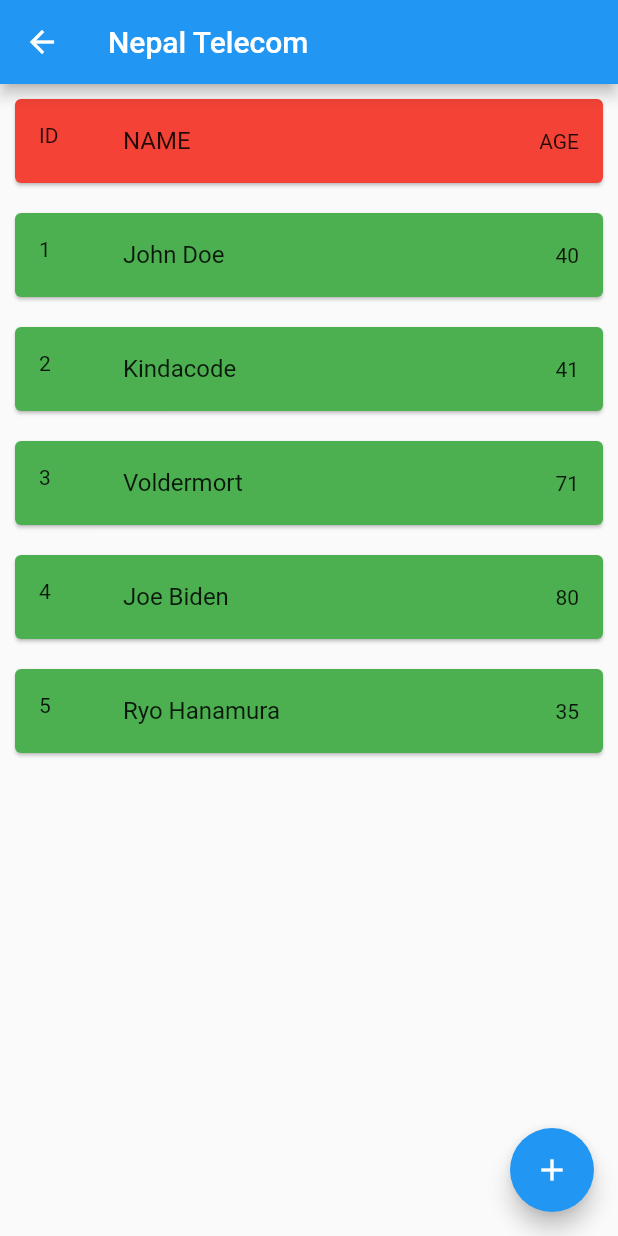
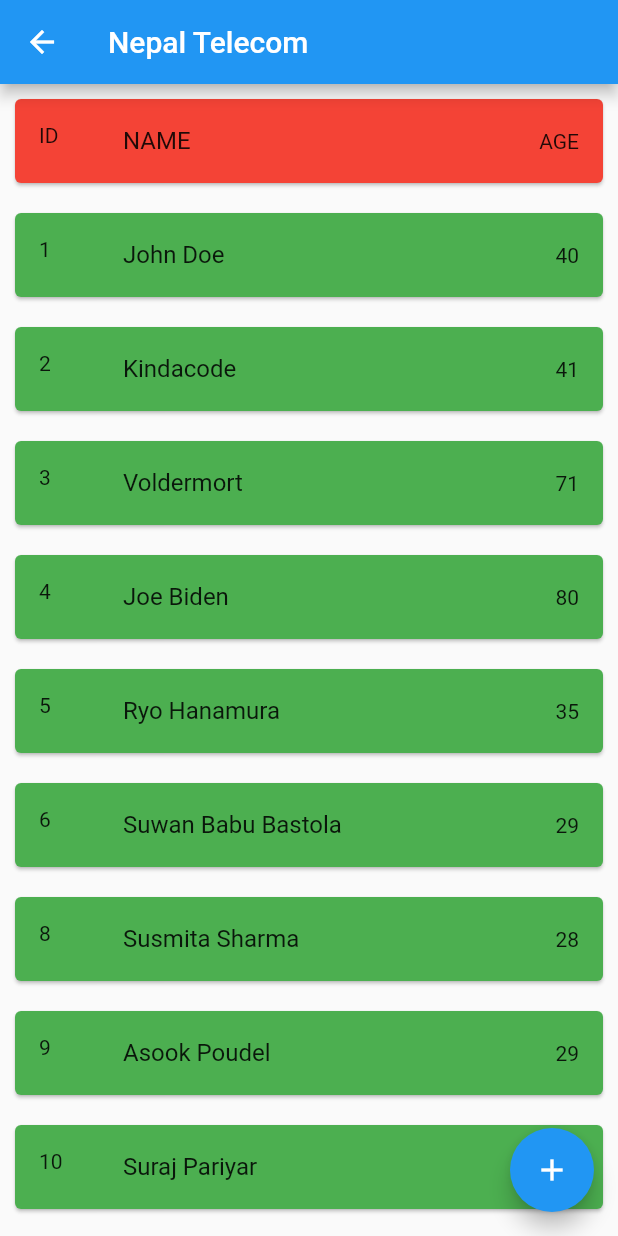
Before and after one commit to susmita-sharma/firebase_database_futter, a Flutter app: the CsvLoadPage screen opened by its route, after a tap on the "add" icon, on a phone screen of 412 x 824 dp. Run offline on Flutter 3.47's test engine with Material 2 defaults, Android fonts, the phone set to English and light mode, and no system bars; our stand-ins replace cloud_firestore, csv, firebase_auth, firebase_core, modal_progress_hud_nsn; accounts and stored records are empty.

Commit message:
Scroable List in vertical direction.

```diff
--- a/assets/test.csv
+++ b/assets/test.csv
@@ -4,3 +4,7 @@
 3,Voldermort,71
 4,Joe Biden,80
 5,Ryo Hanamura,35
+6,Suwan Babu Bastola, 29
+8,Susmita Sharma, 28
+9,Asook Poudel, 29
+10,Suraj Pariyar,30
--- a/lib/csvfileLoad.dart
+++ b/lib/csvfileLoad.dart
@@ -45,13 +45,16 @@
         itemBuilder: (_, index) {
          // print(index);
 
-          return Card(
+          return Scrollbar(
+            scrollbarOrientation: ScrollbarOrientation.top,
+            child: Card(
               margin: const EdgeInsets.all(10),
               color: index == 0 ? Colors.red : Colors.green,
               child: ListTile(
                 leading: Text(_data[index][0].toString()),
                 title: Text(_data[index][1]),
                 trailing: Text(_data[index][2].toString()),
+              ),
             ),
           );
         },
```
Lines whose indentation alone changed are shown as unchanged.
